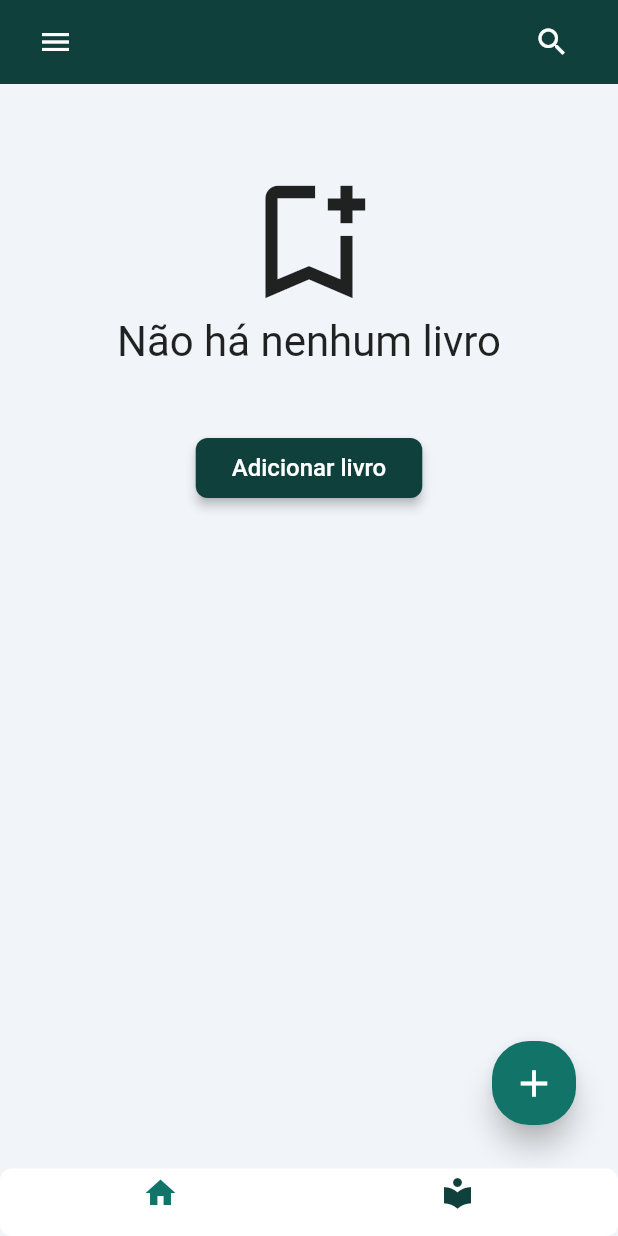
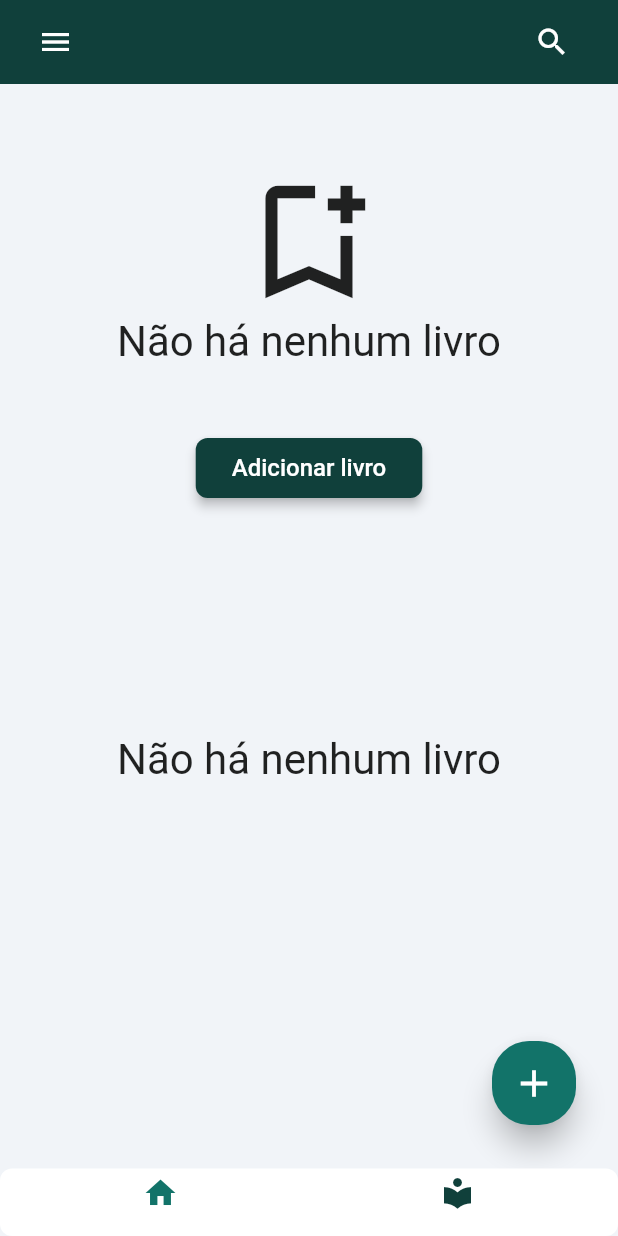
Before and after one commit to AppleXumber/book_tracker, a Flutter app: the screen it shows after launch, on a phone screen of 412 x 824 dp. Run offline on Flutter 3.47's test engine with Material 2 defaults, Android fonts, the phone set to English and light mode, and no system bars; drawn by our look-alikes of auto_size_text, floating_bottom_navigation_bar; our stand-ins replace dropdown_button2, expandable, fl_chart, font_awesome_flutter, from_css_color, go_router and 8 more; missing offline and left inert: json_path; accounts and stored records are empty; Roboto replaces fonts that are missing (Readex Pro).

Commit message:
Telas de Home e Library agora tem o ListView, ListView refatorado

```diff
--- /dev/null
+++ b/lib/components/get_itens.dart
@@ -0,0 +1,151 @@
+import 'package:book_tracker/flutter_flow/flutter_flow_util.dart';
+import 'package:flutter/material.dart';
+
+import '../classes/books.dart';
+import '../database/sql_helper.dart';
+import '../flutter_flow/flutter_flow_theme.dart';
+import '../flutter_flow/flutter_flow_widgets.dart';
+import 'bookSummary_widget.dart';
+
+class GetItensListView extends StatelessWidget {
+  GetItensListView({
+    required this.getter,
+    required this.toAdd,
+    super.key,
+  });
+
+  final Future<List<Map<String, dynamic>>> getter;
+  final bool toAdd;
+
+  @override
+  Widget build(BuildContext context) {
+    return FutureBuilder<List<Map<String, dynamic>>>(
+      future: getter,
+      builder: (context, snapshot) {
+        List<Map<String, dynamic>>? itens = snapshot.data;
+        switch (snapshot.connectionState) {
+          case ConnectionState.none:
+            return LoadingWidget();
+          case ConnectionState.waiting:
+            return LoadingWidget();
+          case ConnectionState.active:
+            return LoadingWidget();
+
+          case ConnectionState.done:
+            if (snapshot.hasData && itens != null) {
+              if (itens.isNotEmpty) {
+                return ListView.builder(
+                  physics: NeverScrollableScrollPhysics(),
+                  padding: EdgeInsets.only(
+                    bottom: 20,
+                  ),
+                  scrollDirection: Axis.vertical,
+                  shrinkWrap: true,
+                  itemCount: itens.length,
+                  itemBuilder: (BuildContext context, int index) {
+                    final Book bookBuilder = Book.fromJson(itens[index]);
+                    return BookSummary(bookBuilder);
+                  },
+                );
+              }
+
+              if (toAdd) {
+                return WarningNoBookAdd();
+              } else {
+                return Center(
+                  child: Padding(
+                    padding: EdgeInsets.all(55.0),
+                    child: Column(
+                      children: [
+                        Text(
+                          "Não há nenhum livro",
+                          style: TextStyle(fontSize: 28),
+                        ),
+                      ],
+                    ),
+                  ),
+                );
+
+              }
+            }
+            return Column(
+              children: [
+                Text("Erro, não foi possível encontrar os livros"),
+                BookSummary(livroLido),
+                BookSummary(livro),
+              ],
+            );
+            break;
+        }
+      },
+    );
+  }
+}
+
+class WarningNoBookAdd extends StatelessWidget {
+  const WarningNoBookAdd({
+    super.key,
+  });
+
+  @override
+  Widget build(BuildContext context) {
+    return Center(
+      child: Padding(
+        padding: EdgeInsets.all(55.0),
+        child: Column(
+          children: [
+            Icon(Icons.bookmark_add_outlined, size: 100),
+            Text(
+              "Não há nenhum livro",
+              style: TextStyle(fontSize: 28),
+            ),
+            Padding(
+              padding: const EdgeInsets.all(48.0),
+              child: FFButtonWidget(
+                onPressed: () async {
+                  context.pushNamed('form_books', queryParameters: {
+                    "bookJson": serializeParam(
+                        jsonEncode(emptyBook.toJson()), ParamType.JSON)
+                  });
+                },
+                text: "Adicionar livro",
+                options: FFButtonOptions(
+                  height: 40.0,
+                  padding: EdgeInsetsDirectional.fromSTEB(24.0, 0.0, 24.0, 0.0),
+                  iconPadding:
+                      EdgeInsetsDirectional.fromSTEB(0.0, 0.0, 0.0, 0.0),
+                  color: Color(0xFF10403B),
+                  textStyle: FlutterFlowTheme.of(context).titleSmall.override(
+                        fontFamily: 'Readex Pro',
+                        color: Colors.white,
+                      ),
+                  elevation: 3.0,
+                  borderSide: BorderSide(
+                    color: Colors.transparent,
+                    width: 1.0,
+                  ),
+                  borderRadius: BorderRadius.circular(8.0),
+                ),
+              ),
+            )
+          ],
+        ),
+      ),
+    );
+  }
+}
+
+class LoadingWidget extends StatelessWidget {
+  const LoadingWidget({
+    super.key,
+  });
+
+  @override
+  Widget build(BuildContext context) {
+    return const Center(
+      child: Column(
+        children: [CircularProgressIndicator(), Text('Carregando...')],
+      ),
+    );
+  }
+}
--- a/lib/database/sql_helper.dart
+++ b/lib/database/sql_helper.dart
@@ -92,6 +92,11 @@ class SQLHelper {
     return db.query('$_tableName', orderBy: "id");
   }
 
+  static Future<List<Map<String, dynamic>>> getStatus(String arg) async {
+    final db = await SQLHelper.db();
+    return db.query('$_tableName', where: "status = ?", whereArgs: [arg]);
+  }
+
   // Read a single item by id
   // The app doesn't use this method but I put here in case you want to see it
   static Future<List<Map<String, dynamic>>> getItem(int id) async {
--- a/lib/pages/home_page/home_page_model.dart
+++ b/lib/pages/home_page/home_page_model.dart
@@ -5,12 +5,9 @@ import 'package:flutter/material.dart';
 
 class HomePageModel extends FlutterFlowModel {
   ///  State fields for stateful widgets in this page.
-
   final unfocusNode = FocusNode();
-
   // Model for drawer component.
   late DrawerModel drawerModel;
-
   // Model for reading_in_progress component.
   late BookSummaryModel bookSummaryModel;
 
--- a/lib/pages/home_page/home_page_widget.dart
+++ b/lib/pages/home_page/home_page_widget.dart
@@ -1,4 +1,5 @@
 import '../../components/fab_form_book.dart';
+import '../../components/get_itens.dart';
 import '../../flutter_flow/flutter_flow_widgets.dart';
 import '/components/drawer_widget.dart';
 import '/components/bookSummary_widget.dart';
@@ -110,96 +111,16 @@ class _HomePageWidgetState extends State<HomePageWidget> {
           top: true,
           child: Align(
             alignment: AlignmentDirectional(0.00, -1.00),
-            child: FutureBuilder<List<Map<String, dynamic>>>(
-              future: SQLHelper.getItems(),
-              builder: (context, snapshot) {
-                List<Map<String, dynamic>>? itens = snapshot.data;
-                switch (snapshot.connectionState) {
-                  case ConnectionState.none:
-                    return LoadingWidget();
-                  case ConnectionState.waiting:
-                    return LoadingWidget();
-                  case ConnectionState.active:
-                    return LoadingWidget();
-
-                  case ConnectionState.done:
-                    if (snapshot.hasData && itens != null) {
-                      if (itens.isNotEmpty) {
-                        return ListView.builder(
-                          primary: true,
-                          padding: EdgeInsets.only(
-                            bottom: 100,
-                          ),
-                          scrollDirection: Axis.vertical,
-                          shrinkWrap: true,
-                          itemCount: itens.length,
-                          itemBuilder: (BuildContext context, int index) {
-                            final Book bookBuilder =
-                                Book.fromJson(itens[index]);
-                            print(index);
-                            return BookSummary(bookBuilder);
-                          },
-                        );
-                      }
-                      return Center(
-                        child: Padding(
-                          padding: EdgeInsets.all(55.0),
-                          child: Column(
-                            children: [
-                              Icon(Icons.bookmark_add_outlined, size: 100),
-                              Text(
-                                "Não há nenhum livro",
-                                style: TextStyle(fontSize: 28),
-                              ),
-                              Padding(
-                                padding: const EdgeInsets.all(48.0),
-                                child: FFButtonWidget(
-                                  onPressed: () async {
-                                    context.pushNamed('form_books',
-                                        queryParameters: {
-                                          "bookJson": serializeParam(
-                                              jsonEncode(emptyBook.toJson()),
-                                              ParamType.JSON)
-                                        });
-                                  },
-                                  text: "Adicionar livro",
-                                  options: FFButtonOptions(
-                                    height: 40.0,
-                                    padding: EdgeInsetsDirectional.fromSTEB(
-                                        24.0, 0.0, 24.0, 0.0),
-                                    iconPadding: EdgeInsetsDirectional.fromSTEB(
-                                        0.0, 0.0, 0.0, 0.0),
-                                    color: Color(0xFF10403B),
-                                    textStyle: FlutterFlowTheme.of(context)
-                                        .titleSmall
-                                        .override(
-                                          fontFamily: 'Readex Pro',
-                                          color: Colors.white,
-                                        ),
-                                    elevation: 3.0,
-                                    borderSide: BorderSide(
-                                      color: Colors.transparent,
-                                      width: 1.0,
-                                    ),
-                                    borderRadius: BorderRadius.circular(8.0),
-                                  ),
-                                ),
-                              )
-                            ],
-                          ),
-                        ),
-                      );
-                    }
-                    return Column(
-                      children: [
-                        Text("Erro, não foi possível encontrar os livros"),
-                        BookSummary(livroLido),
-                        BookSummary(livro),
-                      ],
-                    );
-                    break;
-                }
-              },
+            child: SingleChildScrollView(
+              primary: true,
+              child: Column(
+                children: [
+                  GetItensListView(
+                      getter: SQLHelper.getStatus("reading"), toAdd: true),
+                  GetItensListView(
+                      getter: SQLHelper.getStatus("toRead"), toAdd: false),
+                ],
+              ),
             ),
           ),
         ),
@@ -207,18 +128,3 @@ class _HomePageWidgetState extends State<HomePageWidget> {
     );
   }
 }
-
-class LoadingWidget extends StatelessWidget {
-  const LoadingWidget({
-    super.key,
-  });
-
-  @override
-  Widget build(BuildContext context) {
-    return const Center(
-      child: Column(
-        children: [CircularProgressIndicator(), Text('Carregando...')],
-      ),
-    );
-  }
-}
```
Also changed, not shown: lib/components/bookSummary_widget.dart (+20 -21 lines), lib/pages/library/library_model.dart (+0 -8 lines), lib/pages/library/library_widget.dart (+5 -12 lines).
